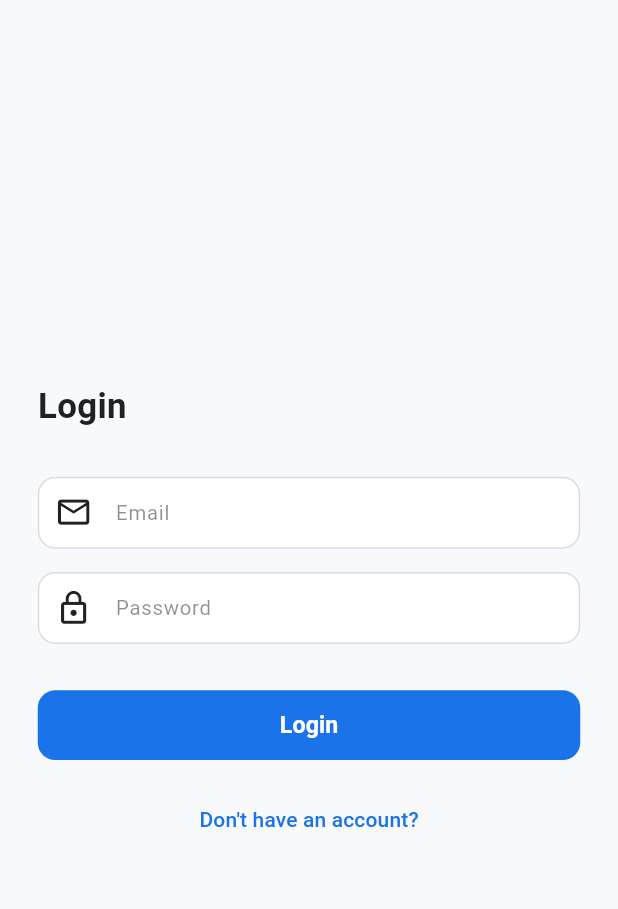
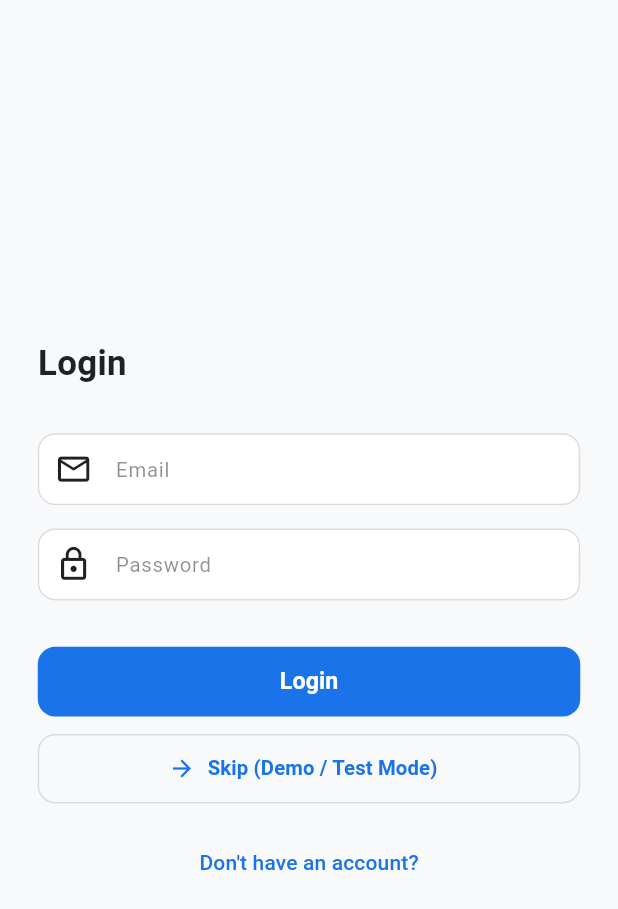
Before and after one commit to shenouda54/cospace_customer, a Flutter app: the screen it shows after launch, on a phone screen of 412 x 824 dp. Shown: the top 909 px of the screen. Run offline on Flutter 3.47's test engine with Material 3 defaults, Android fonts, the phone set to English and light mode, and no system bars; our stand-ins replace cloud_firestore, equatable, firebase_auth, firebase_core, flutter_bloc, flutter_screenutil and 3 more; accounts and stored records are empty.

Commit message:
feat(auth): add skip/demo mode and graceful offline fallbacks for UI testing

```diff
--- a/lib/core/services/firebase_service.dart
+++ b/lib/core/services/firebase_service.dart
@@ -1,5 +1,6 @@
 import 'package:cloud_firestore/cloud_firestore.dart';
 import 'package:firebase_auth/firebase_auth.dart';
+import 'package:firebase_core/firebase_core.dart';
 import 'package:cospace_customer/core/constants/app_constants.dart';
 
 /// Centralized Firebase references.
@@ -8,11 +9,27 @@ class FirebaseService {
   FirebaseService._();
   static final FirebaseService instance = FirebaseService._();
 
-  final FirebaseAuth auth = FirebaseAuth.instance;
-  final FirebaseFirestore firestore = FirebaseFirestore.instance;
+  /// Checks if Firebase has been initialized successfully.
+  bool get isInitialized {
+    try {
+      return Firebase.apps.isNotEmpty;
+    } catch (_) {
+      return false;
+    }
+  }
 
-  /// Current authenticated user, or null if not signed in.
-  User? get currentUser => auth.currentUser;
+  FirebaseAuth get auth => FirebaseAuth.instance;
+  FirebaseFirestore get firestore => FirebaseFirestore.instance;
+
+  /// Current authenticated user, or null if not signed in or not initialized.
+  User? get currentUser {
+    if (!isInitialized) return null;
+    try {
+      return auth.currentUser;
+    } catch (_) {
+      return null;
+    }
+  }
 
   /// Whether a user session is active.
   bool get isAuthenticated => currentUser != null;
--- a/lib/features/auth/model/auth_repository.dart
+++ b/lib/features/auth/model/auth_repository.dart
@@ -14,6 +14,17 @@ class AuthRepository {
     required String password,
     required String phoneNumber,
   }) async {
+    if (!_firebase.isInitialized) {
+      final user = CustomerUserModel(
+        uid: 'demo_user_${DateTime.now().millisecondsSinceEpoch}',
+        fullName: fullName.isEmpty ? 'Demo Customer' : fullName,
+        email: email.isEmpty ? 'customer@cospace.com' : email,
+        phoneNumber: phoneNumber.isEmpty ? '+201000000000' : phoneNumber,
+      );
+      await _persistSession(user);
+      return user;
+    }
+
     final credential = await _firebase.auth.createUserWithEmailAndPassword(
       email: email,
       password: password,
@@ -40,6 +51,17 @@ class AuthRepository {
     required String email,
     required String password,
   }) async {
+    if (!_firebase.isInitialized) {
+      final user = CustomerUserModel(
+        uid: 'demo_user_1',
+        fullName: 'Demo Customer',
+        email: email.isEmpty ? 'customer@cospace.com' : email,
+        phoneNumber: '+201000000000',
+      );
+      await _persistSession(user);
+      return user;
+    }
+
     final credential = await _firebase.auth.signInWithEmailAndPassword(
       email: email,
       password: password,
@@ -69,12 +91,10 @@ class AuthRepository {
   /// Persist user session data securely.
   Future<void> _persistSession(CustomerUserModel user) async {
     final token = await _firebase.currentUser?.getIdToken();
-    if (token != null) {
-      await SecureStorageHelper.write(
-        key: AppLocalKeys.userToken,
-        value: token,
-      );
-    }
+    await SecureStorageHelper.write(
+      key: AppLocalKeys.userToken,
+      value: token ?? 'demo_token_${user.uid}',
+    );
     await SecureStorageHelper.write(
       key: AppLocalKeys.userId,
       value: user.uid,
--- a/lib/features/auth/view/login_screen.dart
+++ b/lib/features/auth/view/login_screen.dart
@@ -88,6 +88,34 @@ class _LoginScreenState extends State<LoginScreen> {
                       );
                     },
                   ),
+                  SizedBox(height: AppSizes.v12),
+                  // Skip / Demo Mode button
+                  SizedBox(
+                    width: double.infinity,
+                    height: AppSizes.buttonHeight,
+                    child: OutlinedButton.icon(
+                      onPressed: () {
+                        Navigator.of(context).pushReplacement(
+                          MaterialPageRoute(
+                            builder: (_) => const CustomerHomeScreen(),
+                          ),
+                        );
+                      },
+                      icon: const Icon(Icons.arrow_forward),
+                      label: Text(
+                        context.l10n.skipLogin,
+                        style: TextStyle(
+                          fontSize: AppFonts.bodyMedium,
+                          fontWeight: AppFonts.semiBold,
+                        ),
+                      ),
+                      style: OutlinedButton.styleFrom(
+                        shape: RoundedRectangleBorder(
+                          borderRadius: BorderRadius.circular(AppSizes.r12),
+                        ),
+                      ),
+                    ),
+                  ),
                   SizedBox(height: AppSizes.v16),
                   Center(
                     child: TextButton(
--- a/lib/features/home/model/home_repository.dart
+++ b/lib/features/home/model/home_repository.dart
@@ -2,37 +2,150 @@ import 'package:cospace_customer/core/services/firebase_service.dart';
 import 'package:cospace_customer/features/home/model/category_model.dart';
 import 'package:cospace_customer/features/home/model/venue_model.dart';
 
-/// Repository for fetching categories and venues from Firestore.
+/// Repository for fetching categories and venues from Firestore
+/// with graceful fallback sample data for initial offline/demo preview.
 class HomeRepository {
   final _firebase = FirebaseService.instance;
 
+  // ── Sample Data matching Project Specifications ──
+  static const List<CategoryModel> defaultCategories = [
+    CategoryModel(
+      id: 'cat_study',
+      name: 'Silent Study Rooms',
+      imageUrl: '',
+    ),
+    CategoryModel(
+      id: 'cat_podcast',
+      name: 'Podcast Studios',
+      imageUrl: '',
+    ),
+    CategoryModel(
+      id: 'cat_conference',
+      name: 'Executive Conference Rooms',
+      imageUrl: '',
+    ),
+  ];
+
+  static const List<VenueModel> defaultVenues = [
+    VenueModel(
+      id: 'venue_1',
+      name: 'The Hive Workspace',
+      description:
+          'A modern, quiet workspace equipped with high-speed internet, ergonomic desks, and focused study pods.',
+      imageUrl: '',
+      location: 'Downtown, 5th Avenue',
+      categoryId: 'cat_study',
+      totalRooms: 6,
+      vendorId: 'vendor_101',
+    ),
+    VenueModel(
+      id: 'venue_2',
+      name: 'Silicon Hub Workstations',
+      description:
+          'Dedicated private desks and meeting rooms with audio isolation and creative environment.',
+      imageUrl: '',
+      location: 'Tech District, Tower 3',
+      categoryId: 'cat_study',
+      totalRooms: 8,
+      vendorId: 'vendor_102',
+    ),
+    VenueModel(
+      id: 'venue_3',
+      name: 'VoiceWave Audio Studio',
+      description:
+          'Professional podcast studio with soundproofing, condenser mics, and broadcast stations.',
+      imageUrl: '',
+      location: 'Media City, Building 12',
+      categoryId: 'cat_podcast',
+      totalRooms: 4,
+      vendorId: 'vendor_103',
+    ),
+    VenueModel(
+      id: 'venue_4',
+      name: 'Summit Executive Suites',
+      description:
+          'Luxury conference rooms with smart presentation boards and ergonomic chairs for executive boards.',
+      imageUrl: '',
+      location: 'Financial Center, Floor 18',
+      categoryId: 'cat_conference',
+      totalRooms: 6,
+      vendorId: 'vendor_104',
+    ),
+  ];
+
   /// Fetch all workspace categories.
   Future<List<CategoryModel>> fetchCategories() async {
+    if (!_firebase.isInitialized) {
+      return defaultCategories;
+    }
+
+    try {
       final snapshot = await _firebase.categoriesRef.get();
+      if (snapshot.docs.isEmpty) {
+        return defaultCategories;
+      }
       return snapshot.docs
           .map((doc) => CategoryModel.fromJson({...doc.data(), 'id': doc.id}))
           .toList();
+    } catch (_) {
+      return defaultCategories;
+    }
   }
 
   /// Fetch venues filtered by category ID.
   Future<List<VenueModel>> fetchVenuesByCategory(String categoryId) async {
+    if (!_firebase.isInitialized) {
+      return defaultVenues
+          .where((v) => v.categoryId == categoryId)
+          .toList();
+    }
+
+    try {
       final snapshot = await _firebase.venuesRef
           .where('categoryId', isEqualTo: categoryId)
           .get();
+      if (snapshot.docs.isEmpty) {
+        return defaultVenues
+            .where((v) => v.categoryId == categoryId)
+            .toList();
+      }
       return snapshot.docs
           .map((doc) => VenueModel.fromJson({...doc.data(), 'id': doc.id}))
           .toList();
+    } catch (_) {
+      return defaultVenues
+          .where((v) => v.categoryId == categoryId)
+          .toList();
+    }
   }
 
   /// Search venues by name (case-insensitive prefix match).
   Future<List<VenueModel>> searchVenuesByName(String query) async {
+    final lower = query.toLowerCase().trim();
+    if (!_firebase.isInitialized) {
+      return defaultVenues
+          .where((v) => v.name.toLowerCase().contains(lower))
+          .toList();
+    }
+
+    try {
       final snapshot = await _firebase.venuesRef
           .orderBy('name')
-        .startAt([query.toLowerCase()])
-        .endAt(['${query.toLowerCase()}\uf8ff'])
+          .startAt([lower])
+          .endAt(['$lower\uf8ff'])
           .get();
+      if (snapshot.docs.isEmpty) {
+        return defaultVenues
+            .where((v) => v.name.toLowerCase().contains(lower))
+            .toList();
+      }
       return snapshot.docs
           .map((doc) => VenueModel.fromJson({...doc.data(), 'id': doc.id}))
           .toList();
+    } catch (_) {
+      return defaultVenues
+          .where((v) => v.name.toLowerCase().contains(lower))
+          .toList();
     }
   }
+}
--- a/lib/l10n/app_ar.arb
+++ b/lib/l10n/app_ar.arb
@@ -43,5 +43,6 @@
   "registrationSuccess": "تم إنشاء الحساب بنجاح!",
   "selectRoom": "اختر غرفة",
   "selectDate": "اختر تاريخاً",
-  "selectTimeSlot": "اختر موعداً"
+  "selectTimeSlot": "اختر موعداً",
+  "skipLogin": "تخطي تسجيل الدخول (وضع تجريبي)"
 }
--- a/lib/l10n/app_en.arb
+++ b/lib/l10n/app_en.arb
@@ -43,5 +43,6 @@
   "registrationSuccess": "Account created successfully!",
   "selectRoom": "Select a room",
   "selectDate": "Select a date",
-  "selectTimeSlot": "Select a time slot"
+  "selectTimeSlot": "Select a time slot",
+  "skipLogin": "Skip (Demo / Test Mode)"
 }
--- a/lib/l10n/app_localizations.dart
+++ b/lib/l10n/app_localizations.dart
@@ -361,6 +361,12 @@ abstract class AppLocalizations {
   /// In en, this message translates to:
   /// **'Select a time slot'**
   String get selectTimeSlot;
+
+  /// No description provided for @skipLogin.
+  ///
+  /// In en, this message translates to:
+  /// **'Skip (Demo / Test Mode)'**
+  String get skipLogin;
 }
 
 class _AppLocalizationsDelegate
--- a/lib/l10n/app_localizations_ar.dart
+++ b/lib/l10n/app_localizations_ar.dart
@@ -139,4 +139,7 @@ class AppLocalizationsAr extends AppLocalizations {
 
   @override
   String get selectTimeSlot => 'اختر موعداً';
+
+  @override
+  String get skipLogin => 'تخطي تسجيل الدخول (وضع تجريبي)';
 }
--- a/lib/l10n/app_localizations_en.dart
+++ b/lib/l10n/app_localizations_en.dart
@@ -139,4 +139,7 @@ class AppLocalizationsEn extends AppLocalizations {
 
   @override
   String get selectTimeSlot => 'Select a time slot';
+
+  @override
+  String get skipLogin => 'Skip (Demo / Test Mode)';
 }
```
Also changed, not shown: lib/core/services/vendor_notification_dispatcher.dart (+7 -3 lines), lib/features/home/view/customer_home_screen.dart (+18 -0 lines), lib/features/reservation/model/reservation_repository.dart (+26 -0 lines), lib/features/reservation/view_model/reservation_cubit.dart (+2 -5 lines). Lines whose indentation alone changed are shown as unchanged.
